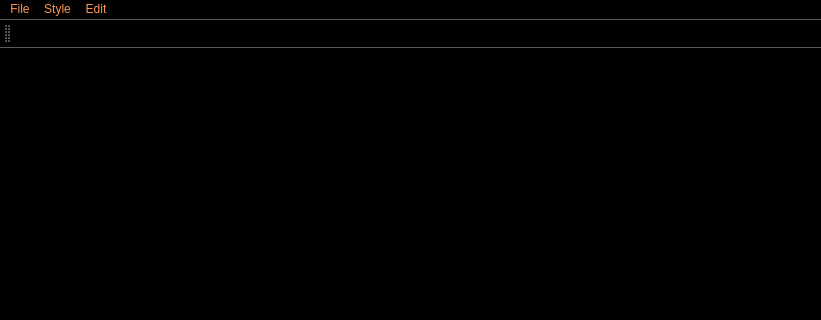
First picture: the form in Notepad/text_editor.ui, repository romik2512/Notepad--, before the edit; both pictures show x 0 to 821 and y 0 to 320 of the 821 by 520 pixel window.
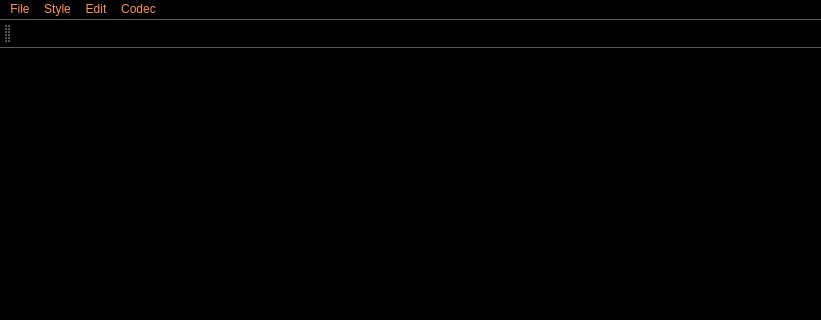
Second picture: the form after the edit. Icons and pictures are not drawn.

The edit to the form file:
```diff
--- a/Notepad/text_editor.ui
+++ b/Notepad/text_editor.ui
@@ -75,9 +75,19 @@
     <addaction name="actionPaste"/>
     <addaction name="actionCopy"/>
    </widget>
+   <widget class="QMenu" name="menuCodec">
+    <property name="title">
+     <string>Codec</string>
+    </property>
+    <addaction name="actionUTF_8"/>
+    <addaction name="actionWindows1251"/>
+    <addaction name="actionIBM866"/>
+    <addaction name="actionCP1251"/>
+   </widget>
    <addaction name="menuFile"/>
    <addaction name="menuStyle"/>
    <addaction name="menuEdit"/>
+   <addaction name="menuCodec"/>
   </widget>
   <widget class="QToolBar" name="mainToolBar">
    <property name="styleSheet">
```
Left out of the diff: 20 changed lines with no effect on the pictures.
